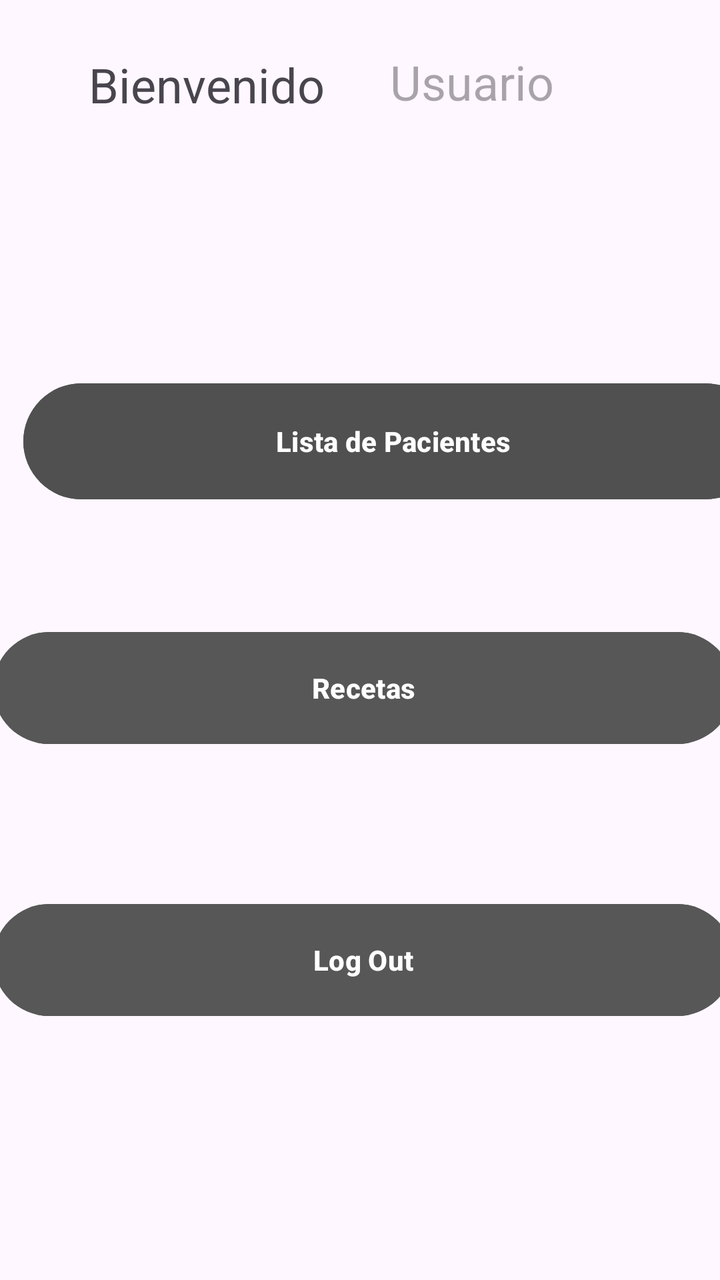
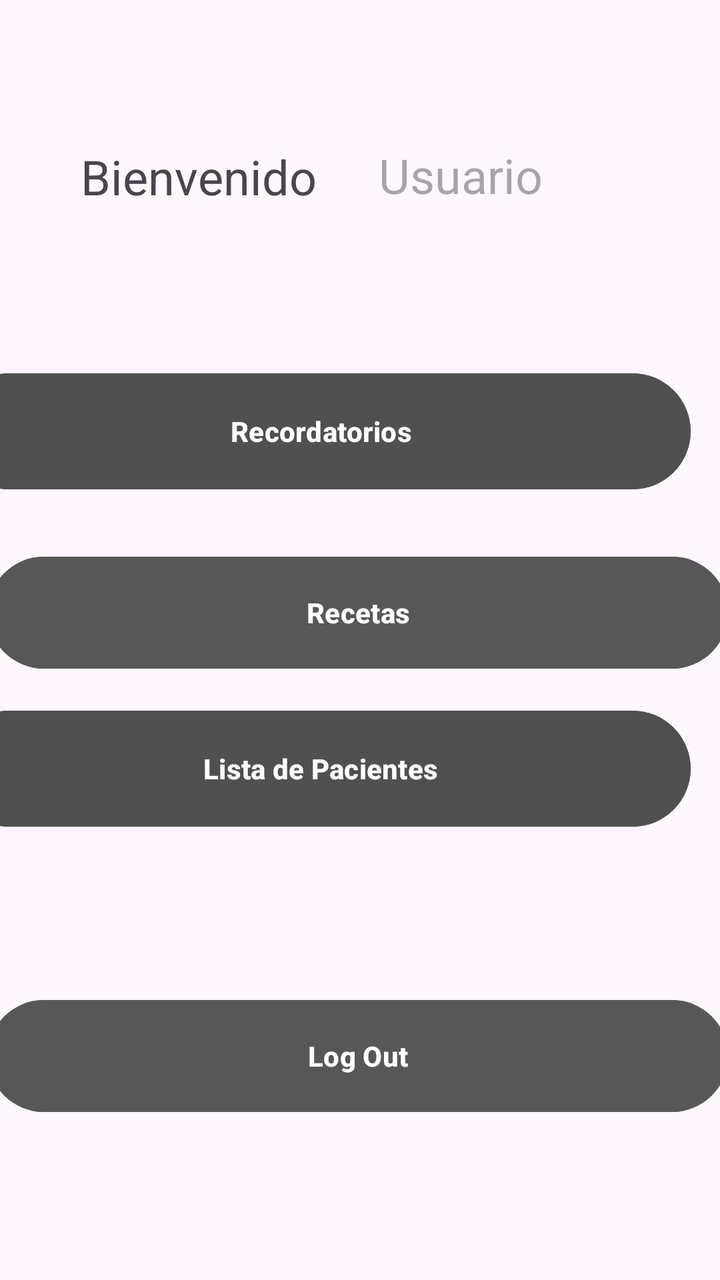

Two renders of the same Android screen: before a commit and after it. Below are the layout's source before the change and the commit's diff.
<!-- AndroidManifest.xml: application theme Theme.MobilesVC -->
<!-- res/layout/main_menu_view.xml -->
<?xml version="1.0" encoding="utf-8"?>
<androidx.constraintlayout.widget.ConstraintLayout xmlns:android="http://schemas.android.com/apk/res/android"
    xmlns:app="http://schemas.android.com/apk/res-auto"
    xmlns:tools="http://schemas.android.com/tools"
    android:layout_width="match_parent"
    android:layout_height="match_parent"
    tools:layout_editor_absoluteX="-35dp"
    tools:layout_editor_absoluteY="186dp">

    <Button
        android:id="@+id/vLogOut"
        android:layout_width="370dp"
        android:layout_height="64dp"
        android:layout_marginTop="48dp"
        android:layout_marginBottom="128dp"
        android:backgroundTint="#575757"
        android:paddingVertical="14dp"
        android:text="Log Out"
        android:textStyle="bold"
        app:layout_constraintBottom_toBottomOf="parent"
        app:layout_constraintEnd_toEndOf="parent"
        app:layout_constraintHorizontal_bias="0.39"
        app:layout_constraintStart_toStartOf="parent"
        app:layout_constraintTop_toBottomOf="@+id/etClave" />

    <Button
        android:id="@+id/vPacientes"
        android:layout_width="370dp"
        android:layout_height="66dp"
        android:layout_marginStart="15dp"
        android:layout_marginEnd="15dp"
        android:backgroundTint="#505050"
        android:paddingVertical="14dp"
        android:text="Lista de Pacientes"
        android:textStyle="bold"
        app:layout_constraintBottom_toTopOf="@+id/vRecetas"
        app:layout_constraintEnd_toEndOf="parent"
        app:layout_constraintHorizontal_bias="0.09"
        app:layout_constraintStart_toStartOf="parent"
        app:layout_constraintTop_toTopOf="parent"
        app:layout_constraintVertical_bias="0.763" />

    <Button
        android:id="@+id/vRecetas"
        android:layout_width="370dp"
        android:layout_height="64dp"
        android:layout_marginBottom="264dp"
        android:backgroundTint="#575757"
        android:paddingVertical="14dp"
        android:text="Recetas"
        android:textStyle="bold"
        app:layout_constraintBottom_toBottomOf="parent"
        app:layout_constraintEnd_toEndOf="parent"
        app:layout_constraintHorizontal_bias="0.39"
        app:layout_constraintStart_toStartOf="parent" />

    <TextView
        android:id="@+id/textView"
        android:layout_width="131dp"
        android:layout_height="33dp"
        android:layout_marginEnd="15dp"
        android:layout_marginBottom="128dp"
        android:text="Bienvenido"
        android:textSize="24sp"
        app:layout_constraintBottom_toTopOf="@+id/vPacientes"
        app:layout_constraintEnd_toEndOf="parent"
        app:layout_constraintHorizontal_bias="0.207"
        app:layout_constraintStart_toStartOf="parent"
        app:layout_constraintTop_toTopOf="parent"
        app:layout_constraintVertical_bias="0.976" />

    <TextView
        android:id="@+id/vCurrentUser"
        android:layout_width="157dp"
        android:layout_height="34dp"
        android:layout_marginStart="15dp"
        android:layout_marginBottom="128dp"
        android:hint="Usuario"
        android:textSize="24sp"
        app:layout_constraintBottom_toTopOf="@+id/vPacientes"
        app:layout_constraintEnd_toEndOf="parent"
        app:layout_constraintHorizontal_bias="0.358"
        app:layout_constraintStart_toEndOf="@+id/textView"
        app:layout_constraintTop_toTopOf="parent"
        app:layout_constraintVertical_bias="0.965" />

</androidx.constraintlayout.widget.ConstraintLayout>
<!-- resources referenced by this layout -->
<resources>
  <style name="Theme.MobilesVC" parent="Base.Theme.MobilesVC" />
  <style name="Base.Theme.MobilesVC" parent="Theme.Material3.DayNight.NoActionBar">
          
          
      </style>
</resources>

<!-- the commit's change to res/layout/main_menu_view.xml (unified diff, before → after) -->
@@ -8,18 +8,35 @@
     tools:layout_editor_absoluteY="186dp">
 
     <Button
+        android:id="@+id/vRecordatorios"
+        android:layout_width="370dp"
+        android:layout_height="66dp"
+        android:layout_marginStart="15dp"
+        android:layout_marginEnd="15dp"
+        android:backgroundTint="#505050"
+        android:paddingVertical="14dp"
+        android:text="Recordatorios"
+        android:textStyle="bold"
+        app:layout_constraintBottom_toBottomOf="parent"
+        app:layout_constraintEnd_toEndOf="parent"
+        app:layout_constraintHorizontal_bias="1.0"
+        app:layout_constraintStart_toStartOf="parent"
+        app:layout_constraintTop_toTopOf="parent"
+        app:layout_constraintVertical_bias="0.318" />
+
+    <Button
         android:id="@+id/vLogOut"
         android:layout_width="370dp"
         android:layout_height="64dp"
         android:layout_marginTop="48dp"
-        android:layout_marginBottom="128dp"
+        android:layout_marginBottom="80dp"
         android:backgroundTint="#575757"
         android:paddingVertical="14dp"
         android:text="Log Out"
         android:textStyle="bold"
         app:layout_constraintBottom_toBottomOf="parent"
         app:layout_constraintEnd_toEndOf="parent"
-        app:layout_constraintHorizontal_bias="0.39"
+        app:layout_constraintHorizontal_bias="0.658"
         app:layout_constraintStart_toStartOf="parent"
         app:layout_constraintTop_toBottomOf="@+id/etClave" />
 
@@ -33,26 +50,27 @@
         android:paddingVertical="14dp"
         android:text="Lista de Pacientes"
         android:textStyle="bold"
-        app:layout_constraintBottom_toTopOf="@+id/vRecetas"
+        app:layout_constraintBottom_toBottomOf="parent"
         app:layout_constraintEnd_toEndOf="parent"
-        app:layout_constraintHorizontal_bias="0.09"
+        app:layout_constraintHorizontal_bias="1.0"
         app:layout_constraintStart_toStartOf="parent"
         app:layout_constraintTop_toTopOf="parent"
-        app:layout_constraintVertical_bias="0.763" />
+        app:layout_constraintVertical_bias="0.612" />
 
     <Button
         android:id="@+id/vRecetas"
         android:layout_width="370dp"
         android:layout_height="64dp"
-        android:layout_marginBottom="264dp"
         android:backgroundTint="#575757"
         android:paddingVertical="14dp"
         android:text="Recetas"
         android:textStyle="bold"
         app:layout_constraintBottom_toBottomOf="parent"
         app:layout_constraintEnd_toEndOf="parent"
-        app:layout_constraintHorizontal_bias="0.39"
-        app:layout_constraintStart_toStartOf="parent" />
+        app:layout_constraintHorizontal_bias="0.658"
+        app:layout_constraintStart_toStartOf="parent"
+        app:layout_constraintTop_toTopOf="parent"
+        app:layout_constraintVertical_bias="0.476" />
 
     <TextView
         android:id="@+id/textView"
@@ -62,12 +80,12 @@
         android:layout_marginBottom="128dp"
         android:text="Bienvenido"
         android:textSize="24sp"
-        app:layout_constraintBottom_toTopOf="@+id/vPacientes"
+        app:layout_constraintBottom_toBottomOf="parent"
         app:layout_constraintEnd_toEndOf="parent"
-        app:layout_constraintHorizontal_bias="0.207"
+        app:layout_constraintHorizontal_bias="0.188"
         app:layout_constraintStart_toStartOf="parent"
         app:layout_constraintTop_toTopOf="parent"
-        app:layout_constraintVertical_bias="0.976" />
+        app:layout_constraintVertical_bias="0.15" />
 
     <TextView
         android:id="@+id/vCurrentUser"
@@ -77,11 +95,11 @@
         android:layout_marginBottom="128dp"
         android:hint="Usuario"
         android:textSize="24sp"
-        app:layout_constraintBottom_toTopOf="@+id/vPacientes"
+        app:layout_constraintBottom_toBottomOf="parent"
         app:layout_constraintEnd_toEndOf="parent"
-        app:layout_constraintHorizontal_bias="0.358"
+        app:layout_constraintHorizontal_bias="0.172"
         app:layout_constraintStart_toEndOf="@+id/textView"
         app:layout_constraintTop_toTopOf="parent"
-        app:layout_constraintVertical_bias="0.965" />
+        app:layout_constraintVertical_bias="0.149" />
 
 </androidx.constraintlayout.widget.ConstraintLayout>
